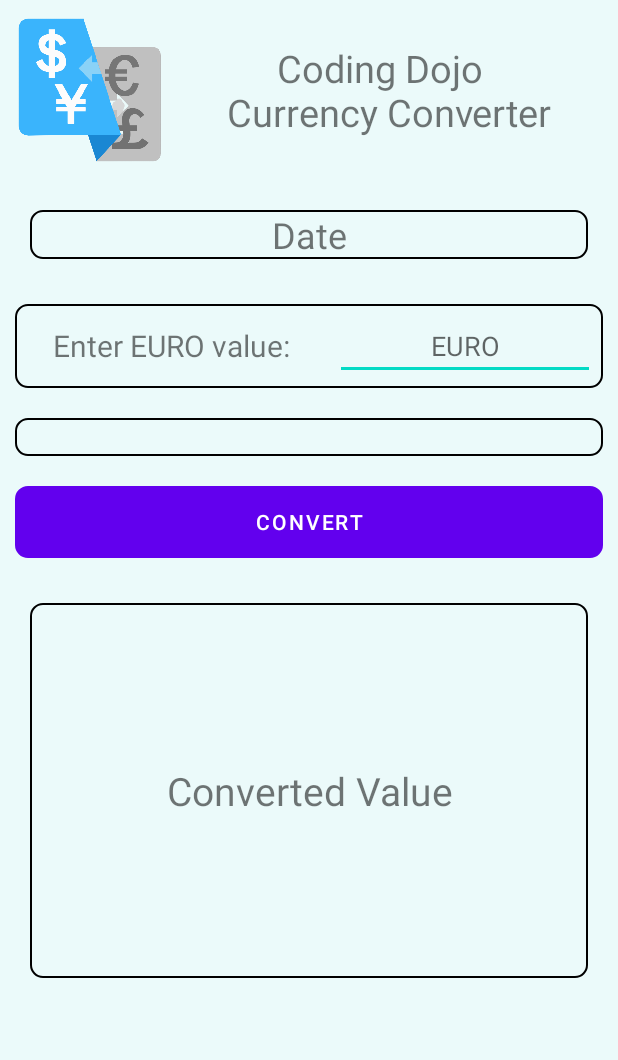
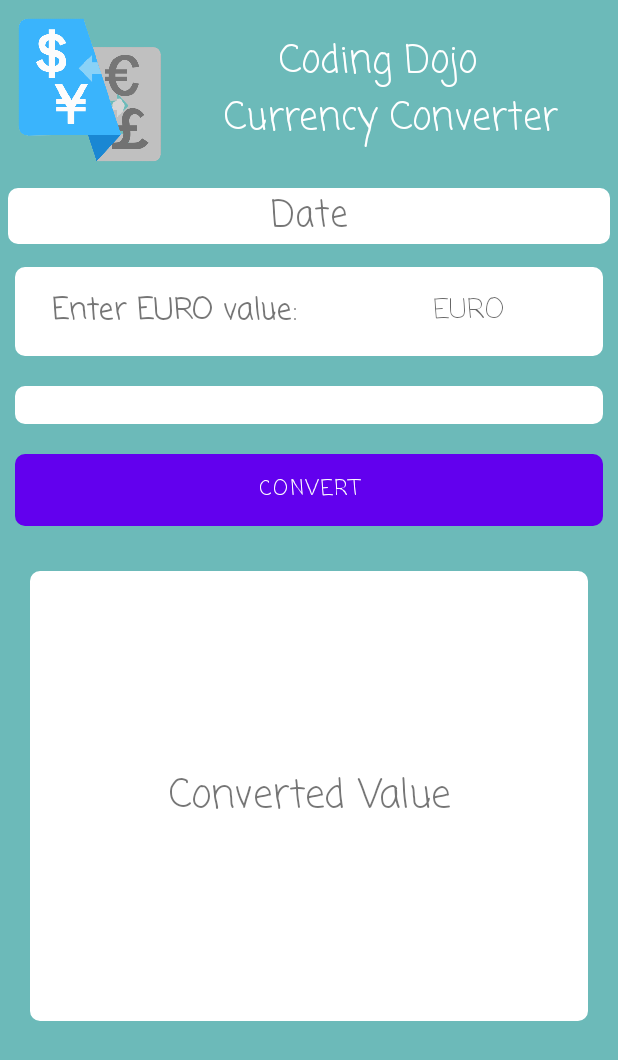
Before and after one commit to Latifa881/JSON-App, an Android app: the layout activity_main.xml on its own in the app's theme, with its tools: preview values and no code run, on a phone screen of 412 x 824 dp. Shown: the top 1060 px of the screen. Run offline under Robolectric (Android 15) with nearby library versions, the phone set to English and light mode, and no system bars.

Commit message:
Singleton Practice (Optional). Third commit

```diff
--- a/app/src/main/res/drawable/round_button.xml
+++ b/app/src/main/res/drawable/round_button.xml
@@ -4,6 +4,6 @@
 
 
     <stroke android:width="1dp"
-        android:color="@color/black"></stroke>
-    <corners android:radius="8dp"/>
+        android:color="@color/white"></stroke>
+    <corners android:radius="6dp"/>
 </shape>
--- a/app/src/main/res/layout/activity_main.xml
+++ b/app/src/main/res/layout/activity_main.xml
@@ -4,7 +4,7 @@
     xmlns:tools="http://schemas.android.com/tools"
     android:layout_width="match_parent"
     android:layout_height="match_parent"
-    android:background="#ebfafa"
+    android:background="#93018786"
     android:orientation="vertical"
     tools:context=".MainActivity">
 <LinearLayout
@@ -18,27 +18,28 @@
         android:layout_width="100dp"
         android:layout_height="100dp"
         android:layout_gravity="center"
-
-        android:src="@drawable/currency_converter"
-        ></ImageView>
+        android:src="@drawable/currency_converter" />
     <TextView
         android:id="@+id/textView"
         android:layout_width="match_parent"
         android:layout_height="wrap_content"
         android:layout_gravity="center"
+        android:textColor="@color/white"
+        android:fontFamily="casual"
         android:gravity="center"
         android:text="Coding Dojo \n Currency Converter"
-        android:textSize="25dp"
-      />
+        android:textSize="25dp" />
 
 </LinearLayout>
 
 
     <TextView
+        android:fontFamily="casual"
         android:id="@+id/tvDate"
+        android:backgroundTint="@color/white"
         android:layout_width="match_parent"
         android:layout_height="wrap_content"
-        android:layout_margin="20dp"
+        android:layout_margin="5dp"
         android:background="@drawable/round_button"
         android:layout_marginTop="20dp"
         android:gravity="center"
@@ -52,12 +53,15 @@
         android:layout_height="wrap_content"
         android:orientation="horizontal"
         android:background="@drawable/round_button"
+        android:backgroundTint="@color/white"
         android:layout_margin="10dp"
         android:weightSum="4">
 
         <TextView
+            android:fontFamily="casual"
             android:layout_width="wrap_content"
             android:layout_height="match_parent"
+            android:backgroundTint="@color/white"
             android:layout_weight="1"
             android:textSize="20dp"
             android:gravity="center"
@@ -66,26 +70,31 @@
             android:text="Enter EURO value:" />
 
         <EditText
+            android:fontFamily="casual"
             android:id="@+id/edEURO"
+            android:backgroundTint="@color/white"
             android:layout_width="wrap_content"
             android:layout_height="match_parent"
             android:layout_weight="3"
             android:layout_margin="5dp"
             android:layout_gravity="center"
             android:gravity="center"
-            android:inputType="number"
+            android:inputType="numberDecimal"
             android:hint="EURO" />
     </LinearLayout>
 
     <Spinner
+        android:fontFamily="casual"
         android:background="@drawable/round_button"
         android:id="@+id/spCurrencies"
+        android:backgroundTint="@color/white"
         android:layout_width="match_parent"
         android:layout_height="25dp"
         android:layout_margin="10dp"
     />
 
     <Button
+        android:fontFamily="casual"
         android:id="@+id/btConvert"
         android:layout_width="match_parent"
         android:layout_height="wrap_content"
@@ -95,9 +104,11 @@
   />
 
     <TextView
+        android:fontFamily="casual"
+        android:backgroundTint="@color/white"
         android:id="@+id/tvConvertedValue"
         android:layout_width="match_parent"
-        android:layout_height="250dp"
+        android:layout_height="300dp"
         android:layout_margin="20dp"
         android:background="@drawable/round_button"
         android:text="Converted Value"
--- a/app/src/main/res/values/themes.xml
+++ b/app/src/main/res/values/themes.xml
@@ -1,6 +1,6 @@
 <resources xmlns:tools="http://schemas.android.com/tools">
     <!-- Base application theme. -->
-    <style name="Theme.JSONApp" parent="Theme.MaterialComponents.DayNight.DarkActionBar">
+    <style name="Theme.JSONApp" parent="Theme.MaterialComponents.DayNight.NoActionBar">
         <!-- Primary brand color. -->
         <item name="colorPrimary">@color/purple_500</item>
         <item name="colorPrimaryVariant">@color/purple_700</item>
```
Also changed, not shown: app/src/main/java/com/example/jsonapp/APIClient.kt (+2 -5 lines), app/src/main/java/com/example/jsonapp/MainActivity.kt (+8 -12 lines).
